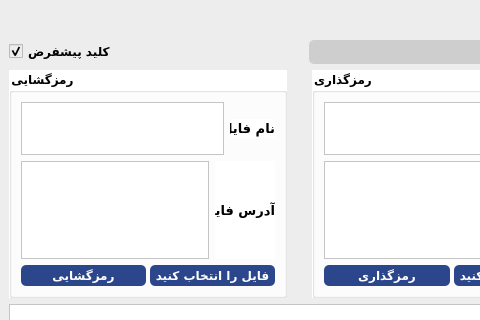
This is untitled.ui in AmirNikravan/ramzban as Qt 5 draws it before an edit; both pictures show x 0 to 480 and y 0 to 320 of the 600 by 500 pixel window. The edited form follows.
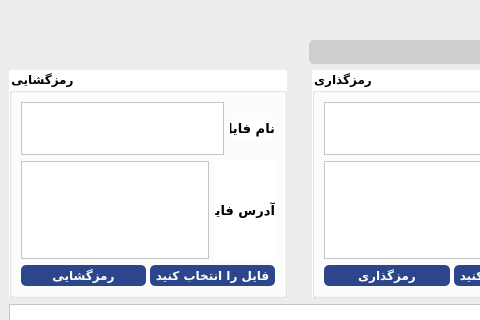
This is the edited form.

Patch:
```diff
--- a/untitled.ui
+++ b/untitled.ui
@@ -56,26 +56,6 @@
     </item>
     <item>
      <layout class="QHBoxLayout" name="horizontalLayout_8">
-      <item>
-       <widget class="QCheckBox" name="checkBox">
-        <property name="font">
-         <font>
-          <family>IRANSansXFaNum</family>
-          <weight>75</weight>
-          <bold>true</bold>
-         </font>
-        </property>
-        <property name="text">
-         <string>کلید پیشفرض</string>
-        </property>
-        <property name="checked">
-         <bool>true</bool>
-        </property>
-        <property name="tristate">
-         <bool>false</bool>
-        </property>
-       </widget>
-      </item>
       <item>
        <spacer name="horizontalSpacer">
         <property name="orientation">
```
Left out of the diff: 4 changed lines with no effect on the pictures.
